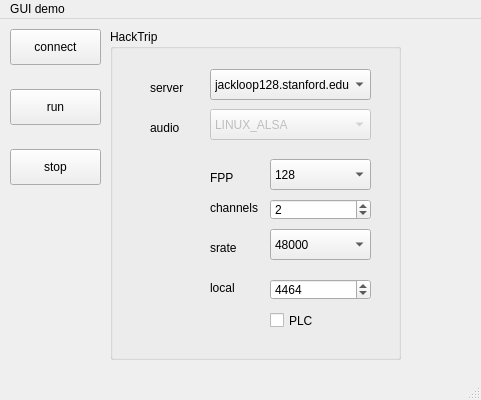
Before: the Qt Designer form plcDemo/hacktrip/mainwindow.ui in cchafe/hacktrip, drawn with Qt 5.
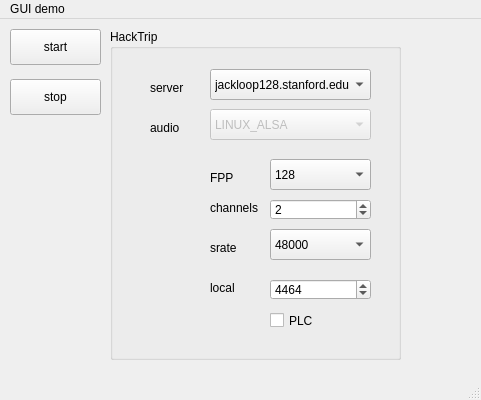
After: the same form once the commit is applied.

Commit message: remove runButton, rename connectButton to startButton

```diff
--- a/plcDemo/hacktrip/mainwindow.ui
+++ b/plcDemo/hacktrip/mainwindow.ui
@@ -24,27 +24,14 @@
      </rect>
     </property>
     <property name="text">
-     <string>connect</string>
-    </property>
-   </widget>
-   <widget class="QPushButton" name="runButton">
-    <property name="geometry">
-     <rect>
-      <x>10</x>
-      <y>70</y>
-      <width>91</width>
-      <height>36</height>
-     </rect>
-    </property>
-    <property name="text">
-     <string>run</string>
+     <string>start</string>
     </property>
    </widget>
    <widget class="QPushButton" name="stopButton">
     <property name="geometry">
      <rect>
       <x>10</x>
-      <y>130</y>
+      <y>60</y>
       <width>91</width>
       <height>36</height>
      </rect>
```
Left out of the diff: 2 changed lines with no effect on the pictures. The commit also changes 2 other files.
